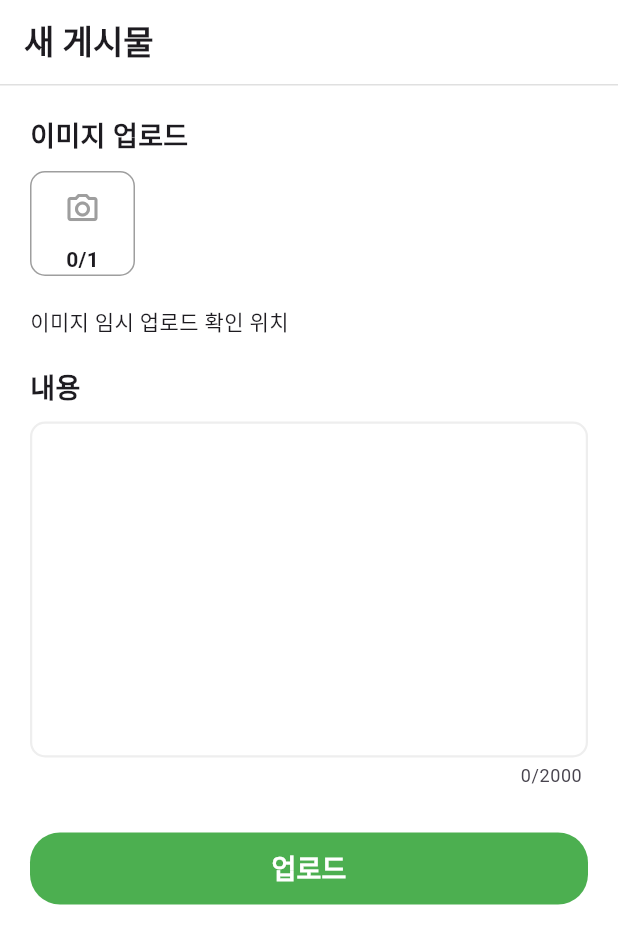
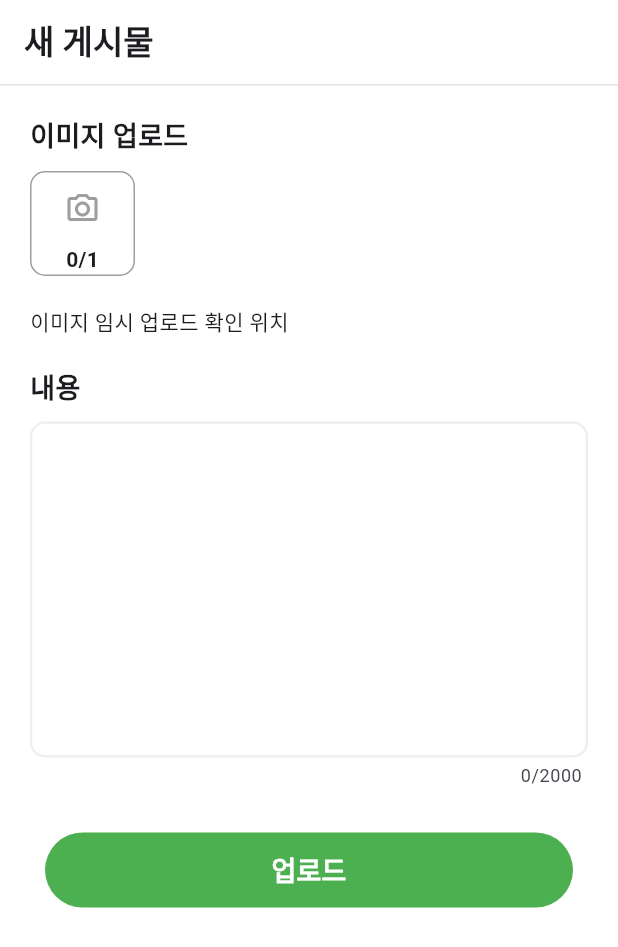
Before and after one commit to NE7K/UpStock, a Flutter app: the UploadPage screen opened directly, on a phone screen of 412 x 824 dp. Shown: the top 947 px of the screen. Run offline on Flutter 3.47's test engine with Material 3 defaults, Android fonts, the phone set to English and light mode, and no system bars; our stand-ins replace cloud_firestore, firebase_auth, firebase_core, fl_chart, shimmer, webview_flutter; accounts and stored records are empty; network calls fail.

Commit message:
Fixed upload button

```diff
--- a/lib/upload/upload.dart
+++ b/lib/upload/upload.dart
@@ -155,22 +155,23 @@ class _UploadPageState extends State<UploadPage> {
               SizedBox( height: 30 ),
 
               Container(
-                width: double.infinity,
+                height: 50,
+                margin: EdgeInsets.symmetric( horizontal: 10 ),
                 decoration: BoxDecoration(
-                  borderRadius: BorderRadius.circular(20),
-                  color: Colors.green
+                    color: Colors.green[500],
+                    borderRadius: BorderRadius.circular(50)
                 ),
-                child: Column(
-                  children: [
-                    TextButton(
-                        onPressed: () {
-                          userPost();
-                        },
-                        child: Text('업로드', style: TextStyle( color: Colors.white, fontSize: 18, fontWeight: FontWeight.bold ))
-                    ),
-                  ],
-                )
-              )
+                child: SizedBox.expand(
+                  // .expend 쓰면 container 크기만큼 클릭 ㅆㄱㄴ
+                  child: TextButton(
+                      onPressed: () {
+                        userPost();
+                      },
+                      child: Text('업로드', style: TextStyle( color: Colors.white, fontSize: 18, fontWeight: FontWeight.bold ))
+                  ),
+                ),
+              ),
+
 
             ],
           ),
```
